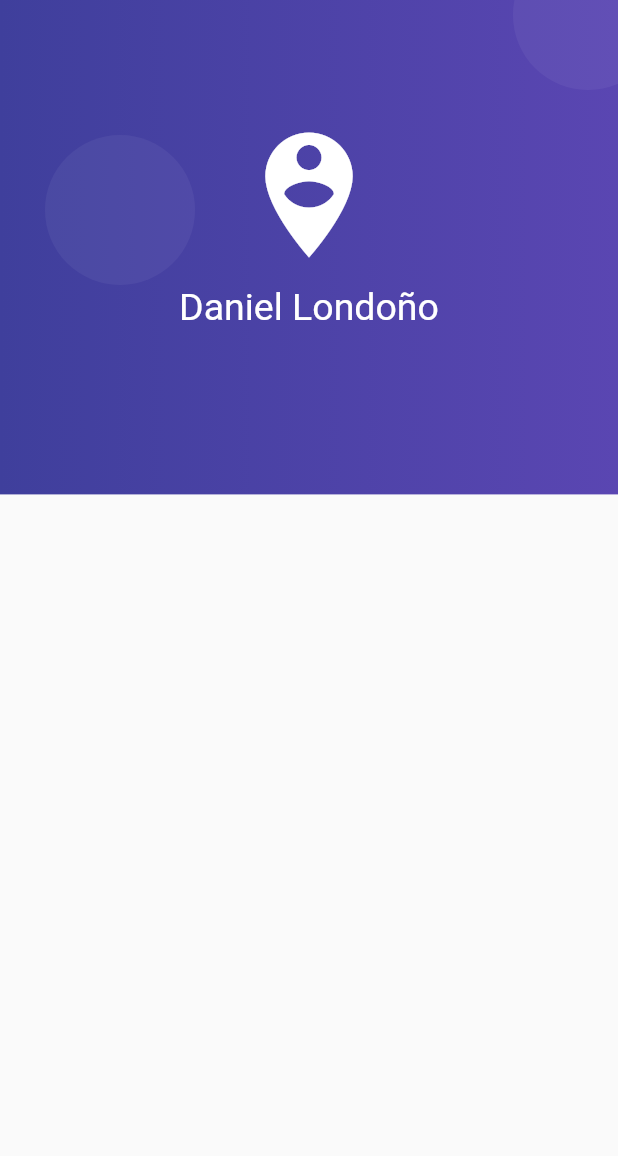
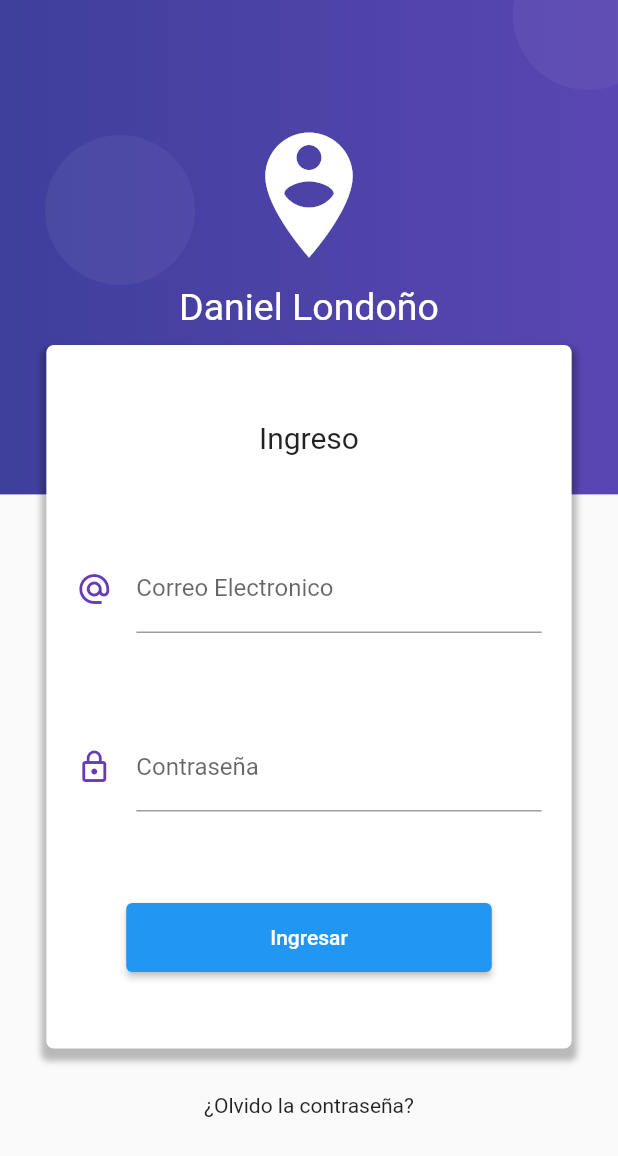
Before and after one commit to DXelor/formvalidation, a Flutter app: the screen it shows after launch, on a phone screen of 412 x 824 dp. Shown: the top 1156 px of the screen. Run offline on Flutter 3.47's test engine with Material 2 defaults, Android fonts, the phone set to English and light mode, and no system bars.

Commit message:
login inputs y boton de aceptar

```diff
--- a/lib/src/pages/login_page.dart
+++ b/lib/src/pages/login_page.dart
@@ -5,10 +5,100 @@ class LoginPage extends StatelessWidget {
   Widget build(BuildContext context) {
     return Scaffold(
         body: Stack(
-      children: [
-        _crearFondo(context),
-      ],
+      children: [_crearFondo(context), _loginForm(context)],
     ));
+  }
+
+  Widget _loginForm(BuildContext context) {
+    final size = MediaQuery.of(context).size;
+
+    return SingleChildScrollView(
+      child: Column(
+        children: [
+          SafeArea(
+              child: Container(
+            height: 200.0,
+          )),
+          Container(
+            width: size.width * 0.85,
+            margin: EdgeInsets.symmetric(vertical: 30.0),
+            padding: EdgeInsets.symmetric(vertical: 50.0),
+            decoration: BoxDecoration(
+                color: Colors.white,
+                borderRadius: BorderRadius.circular(5.0),
+                boxShadow: <BoxShadow>[
+                  BoxShadow(
+                      color: Colors.black26,
+                      blurRadius: 3.0,
+                      offset: Offset(0.0, 5.0),
+                      spreadRadius: 3.0)
+                ]),
+            child: Column(
+              children: [
+                Text('Ingreso', style: TextStyle(fontSize: 20.0)),
+                SizedBox(
+                  height: 60.0,
+                ),
+                _crearEmail(),
+                SizedBox(
+                  height: 60.0,
+                ),
+                _crearPassword(),
+                SizedBox(
+                  height: 60.0,
+                ),
+                _loginBotones()
+              ],
+            ),
+          ),
+          Text('¿Olvido la contraseña?'),
+          SizedBox(
+            height: 100.0,
+          )
+        ],
+      ),
+    );
+  }
+
+  Widget _crearEmail() {
+    return Container(
+      padding: EdgeInsets.symmetric(horizontal: 20.0),
+      child: TextField(
+        keyboardType: TextInputType.emailAddress,
+        decoration: InputDecoration(
+            icon: Icon(
+              Icons.alternate_email,
+              color: Colors.deepPurple,
+            ),
+            hintText: 'tucorreo@mail.com',
+            labelText: 'Correo Electronico'),
+      ),
+    );
+  }
+
+  Widget _crearPassword() {
+    return Container(
+      padding: EdgeInsets.symmetric(horizontal: 20.0),
+      child: TextField(
+        keyboardType: TextInputType.emailAddress,
+        decoration: InputDecoration(
+            icon: Icon(
+              Icons.lock_outline,
+              color: Colors.deepPurple,
+            ),
+            labelText: 'Contraseña'),
+      ),
+    );
+  }
+
+  Widget _loginBotones() {
+    return ElevatedButton(
+      child: Container(
+        padding: EdgeInsets.symmetric(horizontal: 80.0, vertical: 15.0),
+        child: Text('Ingresar'),
+      ),
+      onPressed: () {},
+    );
   }
 
   Widget _crearFondo(BuildContext context) {
```
